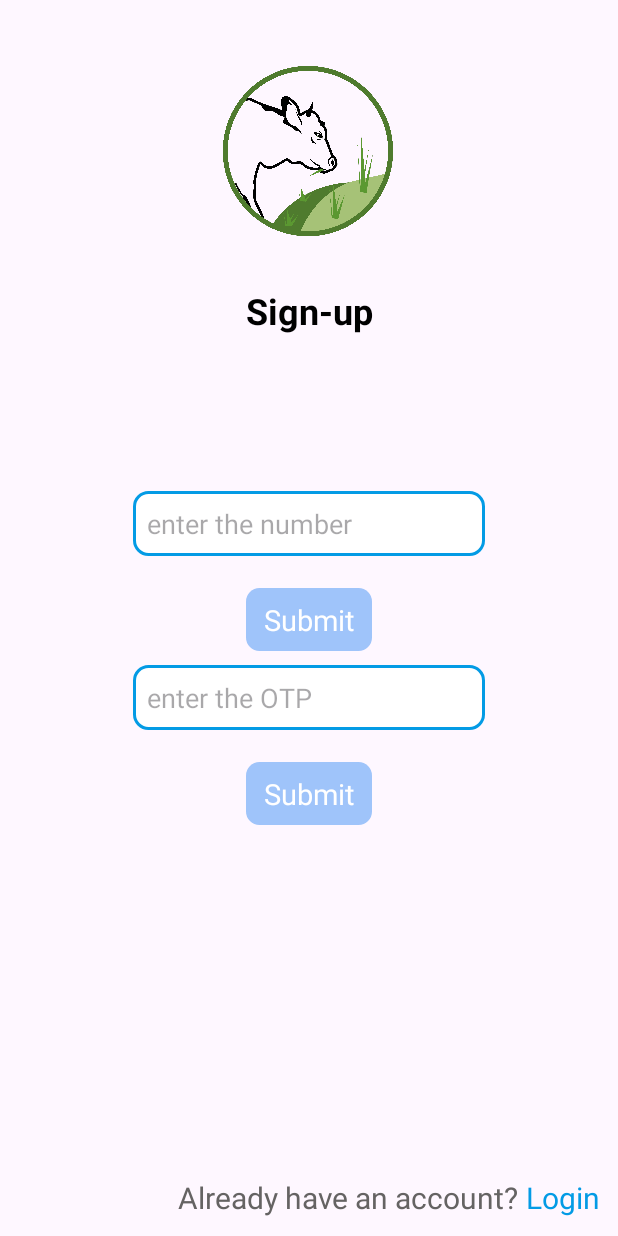
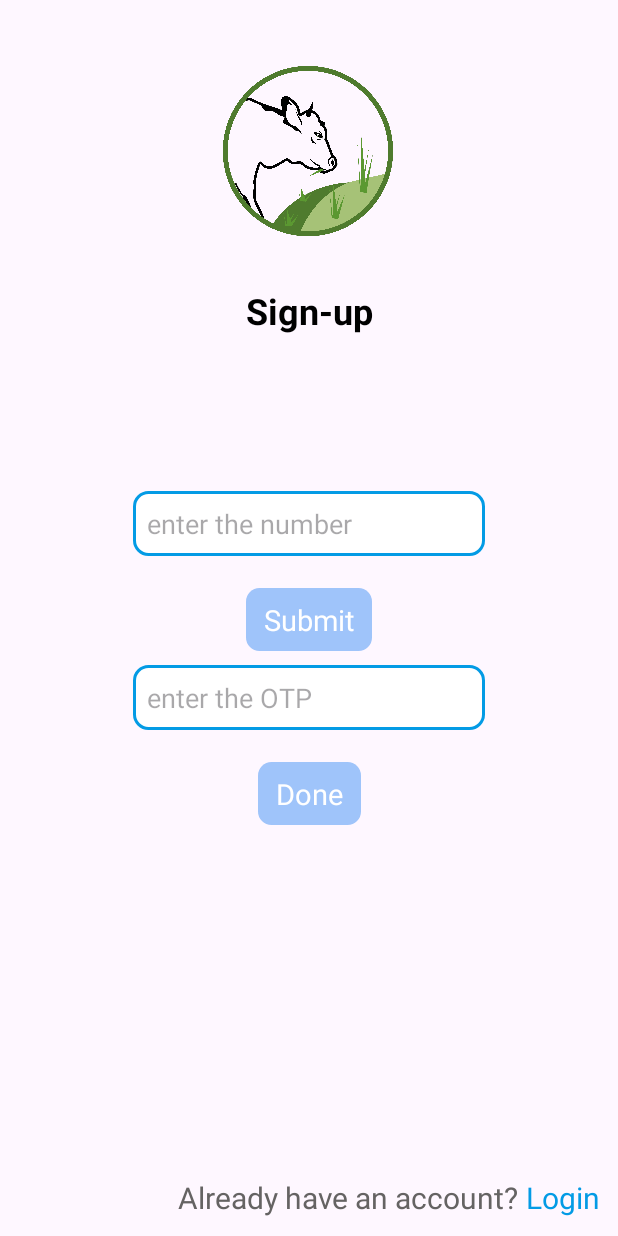
Before and after one commit to Karangupta0786/BDW, an Android app: the screen it shows after launch (SignupActivity), on a phone screen of 412 x 824 dp. Run offline under Robolectric (Android 15) with nearby library versions, the phone set to English and light mode, and no system bars; our stand-ins replace Firebase (no records; nobody signed in at launch, a user with empty details on screens opened directly); 2 statements that could not run were skipped.

```diff
--- a/app/src/main/res/layout/activity_signup.xml
+++ b/app/src/main/res/layout/activity_signup.xml
@@ -121,7 +121,7 @@
             android:layout_width="wrap_content"
             android:layout_height="wrap_content"
             android:textColor="@color/white"
-            android:text="Submit"
+            android:text="Done"
             android:textSize="19dp"
             android:layout_marginVertical="8dp"
             android:layout_marginHorizontal="12dp"/>
```
